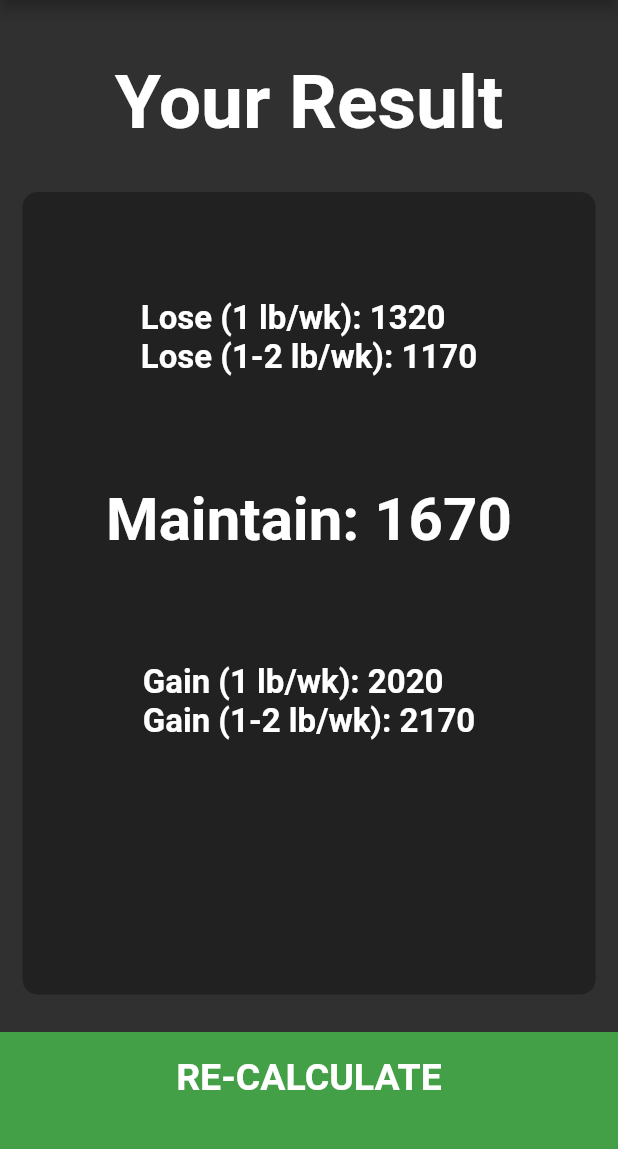
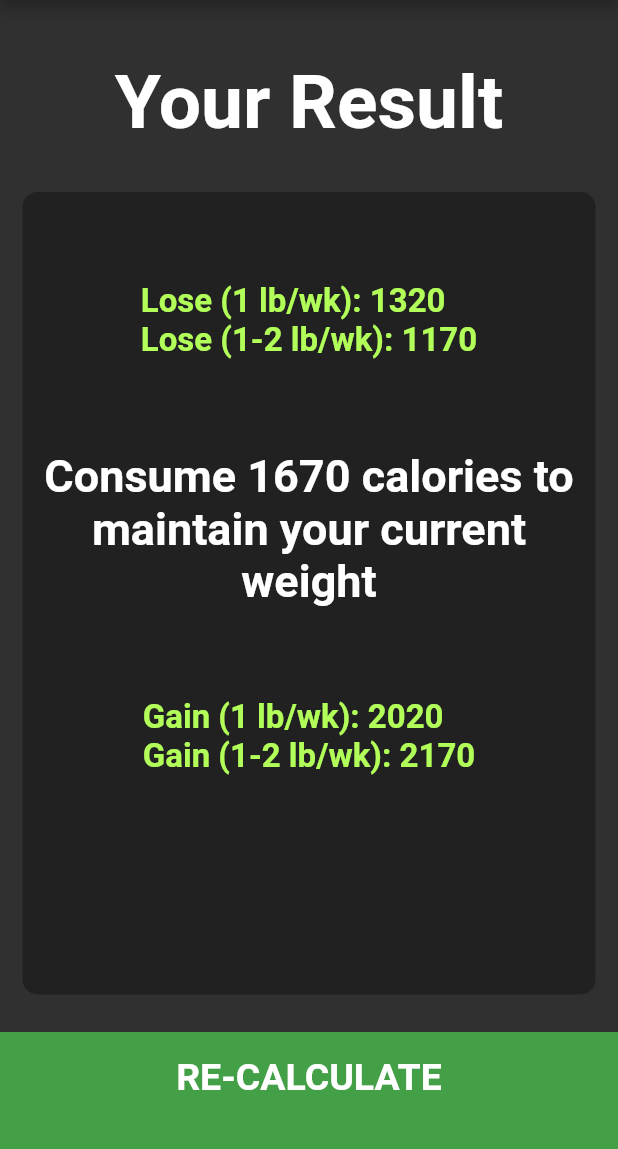
Before and after one commit to jlemanski1/BMI-Calculator, a Flutter app: the screen it shows after launch, item 2 of the bottom bar chosen, after a tap on "CALCULATE", on a phone screen of 412 x 824 dp, the part 84-1233 px from its top. Run offline on Flutter 3.47's test engine with Material 2 defaults, Android fonts, the phone set to English and light mode, and no system bars; our stand-ins replace font_awesome_flutter; missing offline and left inert: holding_gesture.

Commit message:
V1.1.10, finished BMR results page for now

```diff
--- a/bmi_calculator/lib/pages/bmr_results.dart
+++ b/bmi_calculator/lib/pages/bmr_results.dart
@@ -53,22 +53,24 @@ class BMRResultsPage extends StatelessWidget {
                   Text(
                     'Lose (1 lb/wk): ${(bmrResult-350)?.toString()}\nLose (1-2 lb/wk): ${(bmrResult-500)?.toString()}',
                     style: TextStyle(
-                      color: Colors.white,
+                      color: Colors.lightGreenAccent,
                       fontSize: 22.0,
                       fontWeight: FontWeight.bold,
                     )
                   ),
                   Text(
-                    'Maintain: ${bmrResult?.toString()}',
+                    'Consume ${bmrResult?.toString()} calories to maintain your current weight',
+                    textAlign: TextAlign.center,
                     style: TextStyle(
-                      fontSize: 40.0,
+                      color: Colors.white,
+                      fontSize: 30.0,
                       fontWeight: FontWeight.bold,
                     ),
                   ),
                   Text(
                     'Gain (1 lb/wk): ${(bmrResult+350)?.toString()}\nGain (1-2 lb/wk): ${(bmrResult+500)?.toString()}',
                     style: TextStyle(
-                      color: Colors.white,
+                      color: Colors.lightGreenAccent,
                       fontSize: 22.0,
                       fontWeight: FontWeight.bold,
                     )
--- a/bmi_calculator/pubspec.yaml
+++ b/bmi_calculator/pubspec.yaml
@@ -1,7 +1,7 @@
 name: bmi_calculator
 description: Simple BMI calculator designed to give you the info you need quickly so you can get back to your active lifestye.
 
-version: 1.0.11+3
+version: 1.1.0+3
 
 environment:
   sdk: ">=2.1.0 <3.0.0"
```
